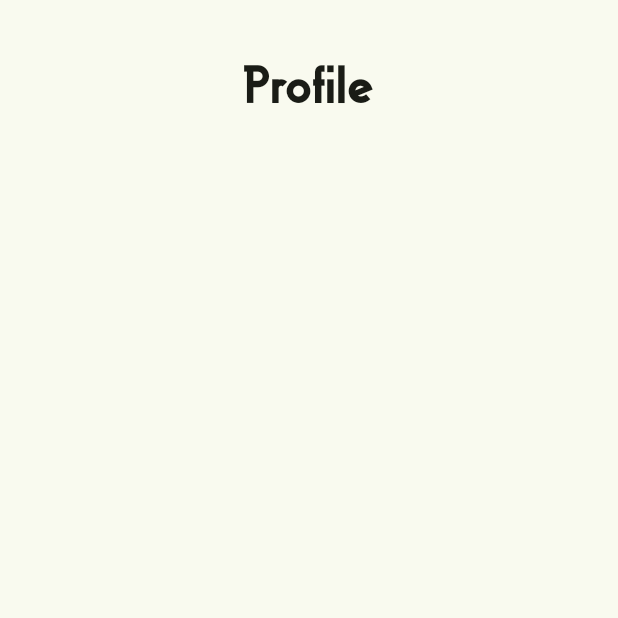
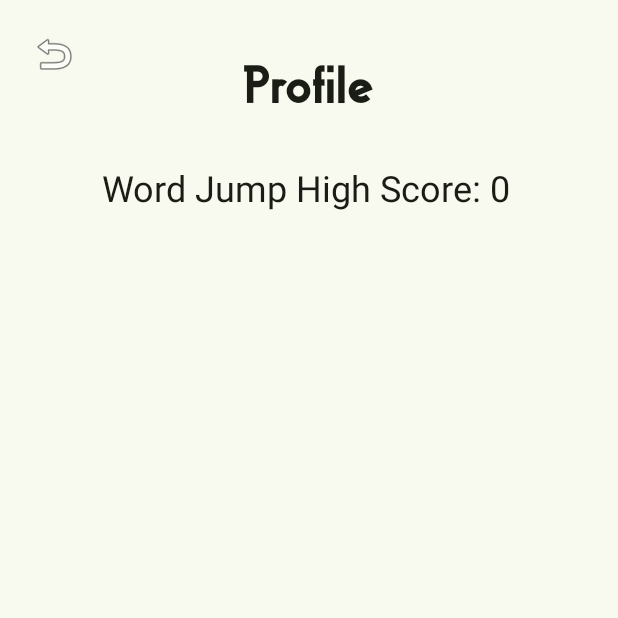
Before and after one commit to msyed03/CS175ProjectGroup6, an Android app: the ProfileActivity screen opened directly, with no data from a screen before it, on a phone screen of 412 x 824 dp, the top half of it. Run offline under Robolectric (Android 15) with nearby library versions, the phone set to English and light mode, and no system bars.

Commit message:
Word jump timer + scoring, Profile high score + back button

```diff
--- a/app/src/main/java/edu/sjsu/android/cs175projectgroup6/ProfileActivity.java
+++ b/app/src/main/java/edu/sjsu/android/cs175projectgroup6/ProfileActivity.java
@@ -1,6 +1,10 @@
 package edu.sjsu.android.cs175projectgroup6;
 
+import android.content.SharedPreferences;
 import android.os.Bundle;
+import android.widget.TextView;
+import android.widget.ImageButton;
+
 import androidx.appcompat.app.AppCompatActivity;
 
 public class ProfileActivity extends AppCompatActivity {
@@ -8,5 +12,14 @@ public class ProfileActivity extends AppCompatActivity {
     protected void onCreate(Bundle savedInstanceState) {
         super.onCreate(savedInstanceState);
         setContentView(R.layout.activity_profile);
+
+        ImageButton backBtn = findViewById(R.id.button_back_profile);
+        backBtn.setOnClickListener(v -> finish());
+
+        TextView highScoreView = findViewById(R.id.tvHighScore);
+        SharedPreferences prefs = getSharedPreferences(
+                "WordJumpPrefs", MODE_PRIVATE);
+        int high = prefs.getInt("highscore", 0);
+        highScoreView.setText("Word Jump High Score: " + high);
     }
 }
--- a/app/src/main/java/edu/sjsu/android/cs175projectgroup6/WordJump.java
+++ b/app/src/main/java/edu/sjsu/android/cs175projectgroup6/WordJump.java
@@ -59,8 +59,7 @@ public class WordJump extends Fragment implements WordJumpGameView.GameEventList
         // Exit
         ImageButton exitBtn = root.findViewById(R.id.button_exit);
         exitBtn.setOnClickListener(v -> {
-            requireActivity().getSupportFragmentManager().popBackStack();
-            requireActivity().findViewById(R.id.flFragment).setVisibility(View.GONE);
+            requireActivity().finish();
         });
 
         return root;
@@ -83,7 +82,7 @@ public class WordJump extends Fragment implements WordJumpGameView.GameEventList
         // replace the FL container with a fresh fragment
         FragmentTransaction ft = requireActivity()
                 .getSupportFragmentManager().beginTransaction();
-        ft.replace(R.id.flFragment, new WordJump());
+        ft.replace(R.id.fragmentContainer, new WordJump());
         ft.commit();
     }
 }
--- a/app/src/main/res/layout/activity_profile.xml
+++ b/app/src/main/res/layout/activity_profile.xml
@@ -6,11 +6,23 @@
     android:layout_height="match_parent"
     android:background="@color/md_theme_background">
 
+    <ImageButton
+        android:id="@+id/button_back_profile"
+        style="?attr/borderlessButtonStyle"
+        android:layout_width="40dp"
+        android:layout_height="40dp"
+        android:layout_margin="16dp"
+        android:contentDescription="@string/back"
+        android:src="@android:drawable/ic_menu_revert"
+        app:layout_constraintStart_toStartOf="parent"
+        app:layout_constraintTop_toTopOf="parent" />
+
+
     <TextView
         android:id="@+id/profileTitle"
         android:layout_width="wrap_content"
         android:layout_height="wrap_content"
-        android:text="Profile"
+        android:text="@string/profile"
         android:fontFamily="@font/gilbert_bold"
         android:textColor="@color/md_theme_onBackground"
         android:textSize="36sp"
@@ -19,4 +31,16 @@
         app:layout_constraintEnd_toEndOf="parent"
         android:layout_marginTop="32dp"/>
 
+    <TextView
+        android:id="@+id/tvHighScore"
+        android:layout_width="wrap_content"
+        android:layout_height="wrap_content"
+        android:layout_marginStart="68dp"
+        android:layout_marginTop="28dp"
+        android:text="Word Jump High Score: 0"
+        android:textColor="@color/md_theme_onBackground"
+        android:textSize="24sp"
+        app:layout_constraintStart_toStartOf="parent"
+        app:layout_constraintTop_toBottomOf="@id/profileTitle" />
+
 </androidx.constraintlayout.widget.ConstraintLayout>
--- a/app/src/main/res/values/strings.xml
+++ b/app/src/main/res/values/strings.xml
@@ -9,4 +9,6 @@
     <string name="bird">Bird</string>
     <string name="pause">pause</string>
     <string name="exit">exit</string>
+    <string name="back">back</string>
+    <string name="profile">Profile</string>
 </resources>
```
Also changed, not shown: app/src/main/java/edu/sjsu/android/cs175projectgroup6/WordJumpGameView.java (+76 -22 lines).
